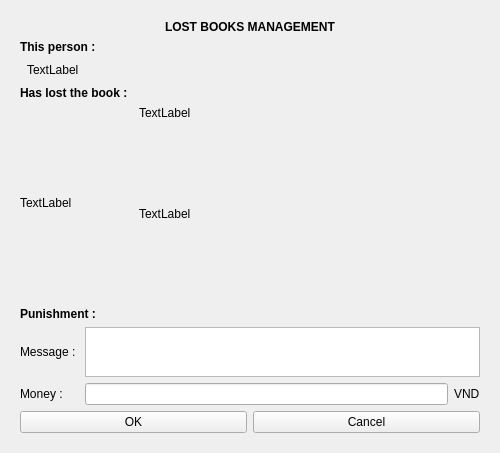
Old version of the form bookmanagement.ui in the repository huylenguyen806/ASS2.
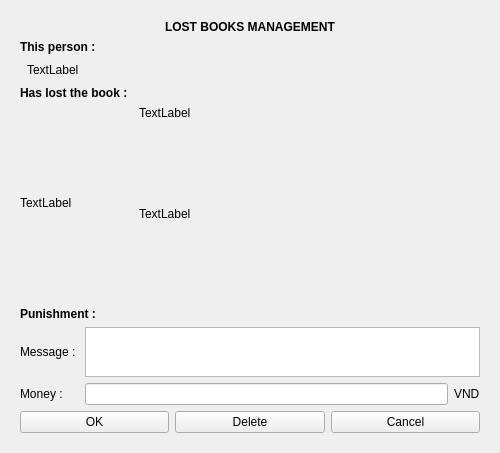
New version of the form.

What changed in the file:
```diff
--- a/bookmanagement.ui
+++ b/bookmanagement.ui
@@ -762,6 +762,13 @@
              </property>
             </widget>
            </item>
+           <item>
+            <widget class="QPushButton" name="delete_lost_book">
+             <property name="text">
+              <string>Delete</string>
+             </property>
+            </widget>
+           </item>
            <item>
             <widget class="QPushButton" name="Cancel_lost_book">
              <property name="text">
```
